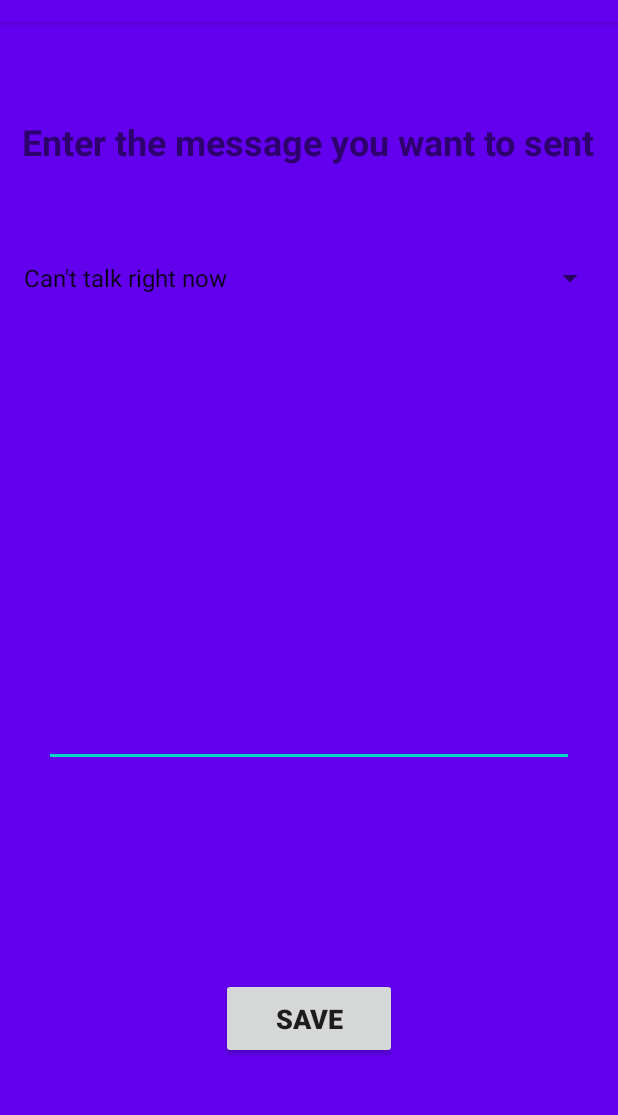
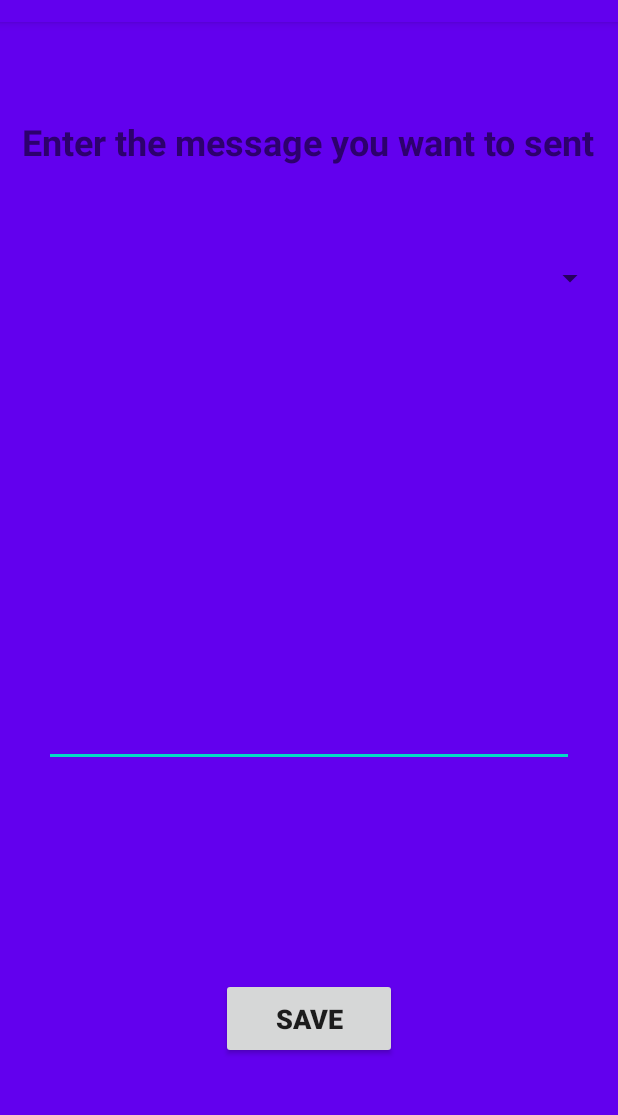
Before and after one commit to DebarshiSonowal/demoapp, an Android app: the MessageFragment screen opened directly, with no data from a screen before it, after a tap on "SAVE", on a phone screen of 412 x 824 dp, the part 62-1177 px from its top. Run offline under Robolectric (Android 15) with nearby library versions, the phone set to English and light mode, and no system bars; our stand-ins replace Firebase (no records; nobody signed in at launch, a user with empty details on screens opened directly).

Commit message:
Message add and retrive

```diff
--- a/app/src/main/java/com/deb/demoapp/MessageFragment.java
+++ b/app/src/main/java/com/deb/demoapp/MessageFragment.java
@@ -4,18 +4,26 @@ import android.os.Bundle;
 import android.view.LayoutInflater;
 import android.view.View;
 import android.view.ViewGroup;
+import android.widget.AdapterView;
 import android.widget.ArrayAdapter;
 import android.widget.Button;
 import android.widget.EditText;
 import android.widget.Spinner;
+import android.widget.Toast;
 
+import com.google.android.gms.tasks.OnCompleteListener;
+import com.google.android.gms.tasks.Task;
+import com.google.firebase.database.DataSnapshot;
+import com.google.firebase.database.DatabaseError;
 import com.google.firebase.database.DatabaseReference;
 import com.google.firebase.database.FirebaseDatabase;
+import com.google.firebase.database.ValueEventListener;
 
 import androidx.annotation.NonNull;
 import androidx.annotation.Nullable;
 import androidx.fragment.app.Fragment;
 
+import java.util.ArrayList;
 import java.util.List;
 
 public class MessageFragment extends Fragment {
@@ -27,7 +35,7 @@ public class MessageFragment extends Fragment {
     DatabaseReference root,local ;
     String ab;
     private ArrayAdapter<String> adapter;
-    private List<String> arrayList;
+   ArrayList<String> arrayList;
 
 
     @Nullable
@@ -37,17 +45,53 @@ public class MessageFragment extends Fragment {
         mSpinner = rootView.findViewById(R.id.spinner);
         mButton = rootView.findViewById(R.id.bt_save);
         mEditText = rootView.findViewById(R.id.ed_msg);
+        arrayList = new ArrayList<String>();
         mButton.setOnClickListener(new View.OnClickListener() {
             @Override
             public void onClick(View v) {
-                messagelist messagelist = new messagelist(mEditText.getText().toString());
-                root.child("Messages").push().setValue(messagelist);
+//                messagelist messagelist = new messagelist(mEditText.getText().toString());
+                DatabaseReference newChildRef = local.push();
+                String key = newChildRef.getKey();
+                local.child(key).setValue(mEditText.getText().toString()).addOnCompleteListener(new OnCompleteListener<Void>() {
+                    @Override
+                    public void onComplete(@NonNull Task<Void> task) {
+                        Toast.makeText(getContext(),"Added Successfully",Toast.LENGTH_SHORT).show();
+                    }
+                });
+                mEditText.setText("");
+                arrayList.clear();
             }
         });
-        ArrayAdapter<String> mAdapter = new ArrayAdapter<String>(getContext(),
-                android.R.layout.simple_list_item_1,getResources().getStringArray(R.array.messages));
-        mAdapter.setDropDownViewResource(android.R.layout.simple_spinner_dropdown_item);
-        mSpinner.setAdapter(mAdapter);
+        local.addValueEventListener(new ValueEventListener() {
+            @Override
+            public void onDataChange(@NonNull DataSnapshot dataSnapshot) {
+                for(DataSnapshot item:dataSnapshot.getChildren()){
+                    arrayList.add(item.getValue().toString());
+                }
+                ArrayAdapter<String> mAdapter = new ArrayAdapter<String>(getContext(),
+                        android.R.layout.simple_spinner_dropdown_item,arrayList);
+                mAdapter.setDropDownViewResource(android.R.layout.simple_spinner_dropdown_item);
+                mSpinner.setAdapter(mAdapter);
+               mAdapter.notifyDataSetChanged();
+            }
+
+            @Override
+            public void onCancelled(@NonNull DatabaseError databaseError) {
+
+            }
+        });
+        mSpinner.setOnItemSelectedListener(new AdapterView.OnItemSelectedListener() {
+            @Override
+            public void onItemSelected(AdapterView<?> parent, View view, int position, long id) {
+
+            }
+
+            @Override
+            public void onNothingSelected(AdapterView<?> parent) {
+
+            }
+        });
+
         return rootView;
     }
 
@@ -55,6 +99,9 @@ public class MessageFragment extends Fragment {
     public void onCreate(@Nullable Bundle savedInstanceState) {
         super.onCreate(savedInstanceState);
         root = FirebaseDatabase.getInstance().getReference();
+        local = FirebaseDatabase.getInstance().getReference("/Messages");
+
+
 
 
 
```
